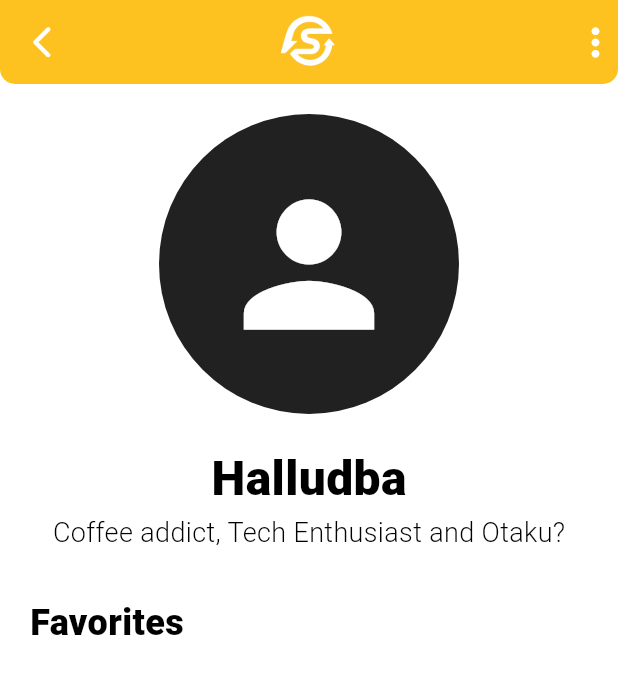
After one commit to Halludbaa/AniSync, a Flutter app: the screen it shows after launch, after a tap on the "person" icon, on a phone screen of 412 x 824 dp. The commit adds this screen. Shown: the top 674 px of the screen. Run offline on Flutter 3.47's test engine with Material 3 defaults, Android fonts, the phone set to English and light mode, and no system bars; drawn by our look-alikes of readmore; our stand-ins replace firebase_auth, firebase_core, get; accounts and stored records are empty; network calls fail.

Commit message:
feat/home-profile-detail-page

```diff
--- a/lib/main.dart
+++ b/lib/main.dart
@@ -1,5 +1,6 @@
-import 'package:anisync_flutter/pages/start/get_started.dart';
+import 'package:anisync_flutter/pages/home/home.dart';
 import 'package:anisync_flutter/routes/app_route.dart';
+import 'package:anisync_flutter/routes/app_route_named.dart';
 import 'package:flutter/material.dart';
 import 'package:get/get.dart';
 
@@ -14,8 +15,13 @@ class AniSyncApp extends StatelessWidget {
   Widget build(BuildContext context) {
     return GetMaterialApp(
       title: "Anisync",
+      initialRoute: AppRouteNamed.home,
       getPages: AppRoute.routes,
-      home: GetStarted(),
+      theme: ThemeData(
+        brightness: Brightness.light,
+        primaryColor: Color(0xffFEC220),
+        colorScheme: ColorScheme.light(primary: Color(0xffFEC220)),
+      ),
     );
   }
 }
--- a/lib/pages/home/home.dart
+++ b/lib/pages/home/home.dart
@@ -1,10 +1,144 @@
+import 'package:anisync_flutter/routes/app_route_named.dart';
+import 'package:anisync_flutter/widgets/anisync_appbar.dart';
 import 'package:flutter/material.dart';
+import 'package:get/get.dart';
 
 class Home extends StatelessWidget {
   const Home({super.key});
 
   @override
   Widget build(BuildContext context) {
-    return Scaffold();
+    return Scaffold(
+      appBar: AnisyncAppBar(),
+      body: SafeArea(
+        child: SingleChildScrollView(
+          child: Padding(
+            padding: const EdgeInsets.only(top: 20, left: 10),
+            child: Column(
+              crossAxisAlignment: CrossAxisAlignment.start,
+              children: [
+                _heading1(text: "Seasonal Anime"),
+                SingleChildScrollView(
+                  scrollDirection: Axis.horizontal,
+                  child: Row(
+                    spacing: 10,
+                    children: [
+                      animeCard(
+                        image:
+                            'https://cdn.myanimelist.net/images/anime/1024/150787.jpg',
+                        title: "Sono Bisque Doll wa Koi wo Suru Season 2",
+                      ),
+                      animeCard(
+                        image:
+                            'https://cdn.myanimelist.net/images/anime/1682/150432.jpg',
+                        title: "Gachiakuta",
+                      ),
+                    ],
+                  ),
+                ),
+                _heading1(text: "Top Airing Anime"),
+                SingleChildScrollView(
+                  scrollDirection: Axis.horizontal,
+                  child: Row(
+                    spacing: 10,
+                    children: [
+                      animeCard(
+                        image:
+                            'https://cdn.myanimelist.net/images/anime/1024/150787.jpg',
+                        title: "Sono Bisque Doll wa Koi wo Suru Season 2",
+                      ),
+                      animeCard(
+                        image:
+                            'https://cdn.myanimelist.net/images/anime/1682/150432.jpg',
+                        title: "Gachiakuta",
+                      ),
+                    ],
+                  ),
+                ),
+                _heading1(text: "Upcoming Anime"),
+                SingleChildScrollView(
+                  scrollDirection: Axis.horizontal,
+                  child: Row(
+                    spacing: 10,
+                    children: [
+                      animeCard(
+                        image:
+                            'https://cdn.myanimelist.net/images/anime/1024/150787.jpg',
+                        title: "Sono Bisque Doll wa Koi wo Suru Season 2",
+                      ),
+                      animeCard(
+                        image:
+                            'https://cdn.myanimelist.net/images/anime/1682/150432.jpg',
+                        title: "Gachiakuta",
+                      ),
+                    ],
+                  ),
+                ),
+              ],
+            ),
+          ),
+        ),
+      ),
+    );
+  }
+
+  Padding _heading1({required String text}) {
+    return Padding(
+      padding: const EdgeInsets.only(left: 10),
+      child: Text(
+        text,
+        style: TextStyle(
+          fontSize: 32,
+          fontWeight: FontWeight.bold,
+          color: Colors.black,
+        ),
+      ),
+    );
+  }
+
+  GestureDetector animeCard({required String title, required String image}) {
+    return GestureDetector(
+      onTap: () {
+        Get.toNamed(AppRouteNamed.animeDetail);
+      },
+      child: Stack(
+        children: [
+          Container(
+            width: 200,
+            height: 300,
+            decoration: BoxDecoration(
+              borderRadius: BorderRadius.circular(10),
+              image: DecorationImage(
+                image: NetworkImage(image),
+                fit: BoxFit.fill,
+              ),
+            ),
+          ),
+          Positioned(
+            width: 200,
+            bottom: 0,
+            child: Container(
+              decoration: BoxDecoration(
+                color: Colors.black54,
+                borderRadius: BorderRadius.vertical(
+                  bottom: Radius.circular(10),
+                ),
+              ),
+              padding: const EdgeInsets.all(8.0),
+              child: Text(
+                title,
+                maxLines: 2,
+                overflow: TextOverflow.ellipsis,
+                style: TextStyle(
+                  color: Colors.white,
+                  fontSize: 14,
+                  fontWeight: FontWeight.w600,
+                ),
+              ),
+            ),
+          ),
+        ],
+      ),
+    );
   }
 }
--- /dev/null
+++ b/lib/pages/user/profile/user_profile.dart
@@ -0,0 +1,168 @@
+import 'package:anisync_flutter/pages/home/home.dart';
+import 'package:anisync_flutter/routes/app_route_named.dart';
+import 'package:flutter/material.dart';
+import 'package:get/get.dart';
+import 'package:readmore/readmore.dart';
+
+class UserProfile extends StatelessWidget {
+  const UserProfile({super.key});
+
+  @override
+  Widget build(BuildContext context) {
+    return Scaffold(
+      appBar: _profileAppBar(context),
+      body: SingleChildScrollView(
+        child: Container(
+          margin: EdgeInsets.only(top: 20),
+          width: double.infinity,
+          child: Column(
+            mainAxisAlignment: MainAxisAlignment.center,
+            children: [
+              _userPhoto(),
+              SizedBox(height: 20),
+              _heading1("Halludba"),
+              _paragraph("Coffee addict, Tech Enthusiast and Otaku?"),
+              _favorites(),
+            ],
+          ),
+        ),
+      ),
+    );
+  }
+
+  Container _favorites() {
+    return Container(
+      padding: const EdgeInsets.symmetric(horizontal: 20, vertical: 30),
+      width: double.infinity,
+      child: Column(
+        spacing: 10,
+        crossAxisAlignment: CrossAxisAlignment.start,
+        children: [_heading2("Favorites")],
+      ),
+    );
+  }
+
+  ReadMoreText _paragraph(String text) {
+    return ReadMoreText(
+      text,
+      trimLines: 5,
+      style: TextStyle(fontSize: 18, fontWeight: FontWeight.w300),
+      colorClickableText: Colors.blue,
+      trimMode: TrimMode.Line,
+      trimCollapsedText: 'Read more',
+      trimExpandedText: 'Show less',
+      moreStyle: TextStyle(
+        fontSize: 18,
+        fontWeight: FontWeight.bold,
+        color: Colors.blue,
+      ),
+      lessStyle: TextStyle(
+        fontSize: 18,
+        fontWeight: FontWeight.bold,
+        color: Colors.blue,
+      ),
+    );
+  }
+
+  Text _heading2(String text, {bool isSubtitle = false}) {
+    return Text(
+      text,
+      style: TextStyle(
+        color: Colors.black,
+        fontWeight: !isSubtitle ? FontWeight.w900 : FontWeight.w300,
+        fontSize: 24,
+      ),
+    );
+  }
+
+  Text _heading1(String text, {bool isSubtitle = false}) {
+    return Text(
+      text,
+      style: TextStyle(
+        color: Colors.black,
+        fontWeight: !isSubtitle ? FontWeight.w900 : FontWeight.w300,
+        fontSize: 32,
+      ),
+    );
+  }
+
+  ClipOval _userPhoto() {
+    return ClipOval(
+      child: Container(
+        width: 200,
+        height: 200,
+        decoration: BoxDecoration(color: Colors.grey[900]),
+        child: Icon(Icons.person, size: 130, color: Colors.white),
+      ),
+    );
+  }
+
+  AppBar _profileAppBar(BuildContext context) {
+    return AppBar(
+      actions: [Icon(Icons.more_vert, color: Colors.white, size: 30)],
+      centerTitle: true,
+      leading: IconButton(
+        onPressed: () {
+          Get.back();
+        },
+        icon: Icon(
+          Icons.arrow_back_ios_new_rounded,
+          color: Colors.white,
+          size: 25,
+        ),
+      ),
+      title: Image.asset("assets/images/app_logo_white.png", width: 70),
+
+      shape: RoundedRectangleBorder(
+        borderRadius: BorderRadius.vertical(bottom: Radius.circular(10)),
+      ),
+      backgroundColor: Theme.of(context).colorScheme.primary,
+    );
+  }
+
+  GestureDetector animeCard({required String title, required String image}) {
+    return GestureDetector(
+      onTap: () {
+        Get.toNamed(AppRouteNamed.animeDetail);
+      },
+      child: Stack(
+        children: [
+          Container(
+            width: 200,
+            height: 300,
+            decoration: BoxDecoration(
+              borderRadius: BorderRadius.circular(10),
+              image: DecorationImage(
+                image: NetworkImage(image),
+                fit: BoxFit.fill,
+              ),
+            ),
+          ),
+          Positioned(
+            width: 200,
+            bottom: 0,
+            child: Container(
+              decoration: BoxDecoration(
+                color: Colors.black54,
+                borderRadius: BorderRadius.vertical(
+                  bottom: Radius.circular(10),
+                ),
+              ),
+              padding: const EdgeInsets.all(8.0),
+              child: Text(
+                title,
+                maxLines: 2,
+                overflow: TextOverflow.ellipsis,
+                style: TextStyle(
+                  color: Colors.white,
+                  fontSize: 14,
+                  fontWeight: FontWeight.w600,
+                ),
+              ),
+            ),
+          ),
+        ],
+      ),
+    );
+  }
+}
--- a/lib/routes/app_route.dart
+++ b/lib/routes/app_route.dart
@@ -1,13 +1,19 @@
 import 'package:anisync_flutter/pages/auth/login.dart';
 import 'package:anisync_flutter/pages/auth/register.dart';
+import 'package:anisync_flutter/pages/details/anime_detail.dart';
 import 'package:anisync_flutter/pages/home/home.dart';
+import 'package:anisync_flutter/pages/start/get_started.dart';
+import 'package:anisync_flutter/pages/user/profile/user_profile.dart';
 import 'package:anisync_flutter/routes/app_route_named.dart';
 import 'package:get/get_navigation/get_navigation.dart';
 
 class AppRoute {
   static final routes = [
     GetPage(name: AppRouteNamed.home, page: () => Home()),
+    GetPage(name: AppRouteNamed.getStarted, page: () => GetStarted()),
+    GetPage(name: AppRouteNamed.animeDetail, page: () => AnimeDetail()),
     GetPage(name: AppRouteNamed.login, page: () => Login()),
     GetPage(name: AppRouteNamed.register, page: () => Register()),
+    GetPage(name: AppRouteNamed.profile, page: () => UserProfile()),
   ];
 }
--- a/lib/routes/app_route_named.dart
+++ b/lib/routes/app_route_named.dart
@@ -1,5 +1,7 @@
 class AppRouteNamed {
   static const getStarted = '/starter';
+  static const animeDetail = '/anime/detail';
+  static const profile = '/profile';
   static const home = '/home';
   static const login = '/login';
   static const register = '/register';
--- /dev/null
+++ b/lib/widgets/anisync_appbar.dart
@@ -0,0 +1,64 @@
+import 'package:anisync_flutter/routes/app_route_named.dart';
+import 'package:flutter/material.dart';
+import 'package:get/get.dart';
+
+class AnisyncAppBar extends StatelessWidget implements PreferredSizeWidget {
+  const AnisyncAppBar({super.key});
+
+  @override
+  Widget build(BuildContext context) {
+    return AppBar(
+      leadingWidth: 0,
+      titleSpacing: 0,
+      title: _titleAppBar(),
+      actions: _appActions,
+      shape: RoundedRectangleBorder(
+        borderRadius: BorderRadius.vertical(bottom: Radius.circular(10)),
+      ),
+      backgroundColor: Theme.of(context).colorScheme.primary,
+    );
+  }
+
+  @override
+  Size get preferredSize => const Size.fromHeight(kToolbarHeight);
+
+  List<Widget> get _appActions {
+    return [
+      IconButton(
+        onPressed: () {},
+        iconSize: 30,
+        color: Colors.white,
+        icon: Icon(Icons.search),
+      ),
+      IconButton(
+        onPressed: () {
+          Get.toNamed(AppRouteNamed.profile);
+        },
+        iconSize: 30,
+        color: Colors.white,
+        icon: Icon(Icons.person),
+      ),
+    ];
+  }
+
+  Stack _titleAppBar() {
+    return Stack(
+      clipBehavior: Clip.none,
+      alignment: Alignment.center,
+      children: [
+        Image.asset("assets/images/app_logo_white.png", width: 70),
+        Positioned(
+          right: -75,
+          child: Text(
+            "AniSync",
+            style: TextStyle(
+              fontWeight: FontWeight.bold,
+              color: Colors.white,
+              fontSize: 24,
+            ),
+          ),
+        ),
+      ],
+    );
+  }
+}
--- a/pubspec.yaml
+++ b/pubspec.yaml
@@ -16,6 +16,7 @@ dependencies:
   firebase_core: ^4.0.0
   firebase_auth: ^6.0.1
   google_fonts: 5.1.0
+  readmore: ^3.0.0
 
 dev_dependencies:
   flutter_test:
```
Also changed, not shown: lib/pages/details/anime_detail.dart (added, +190 -0 lines), pubspec.lock.
